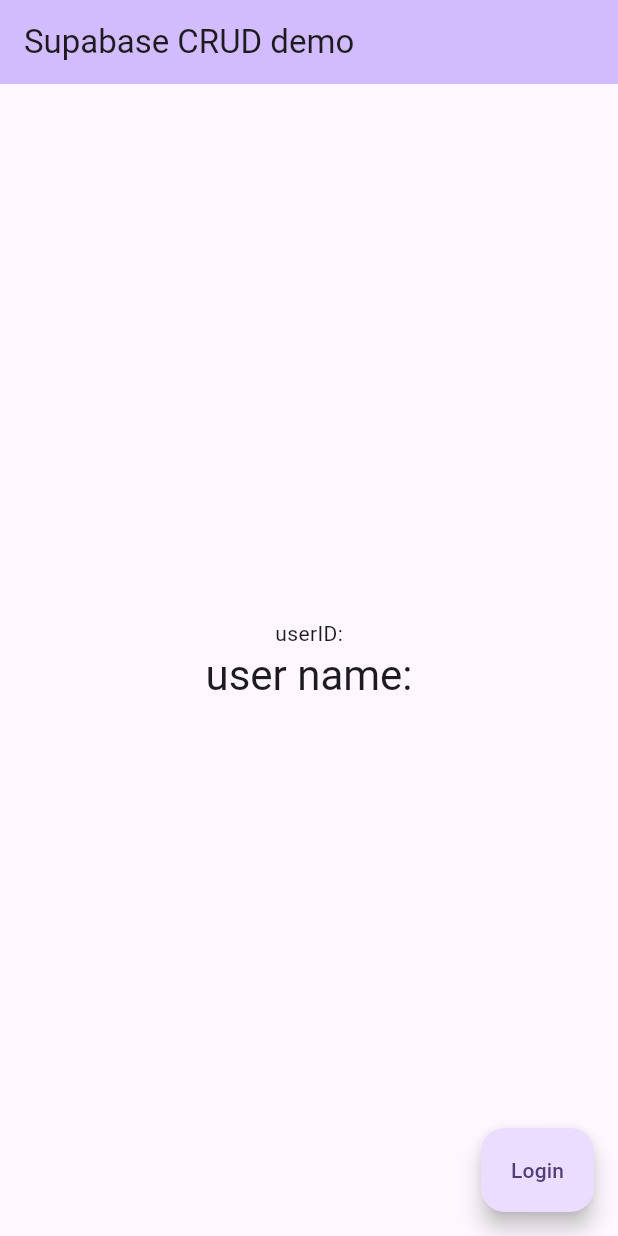
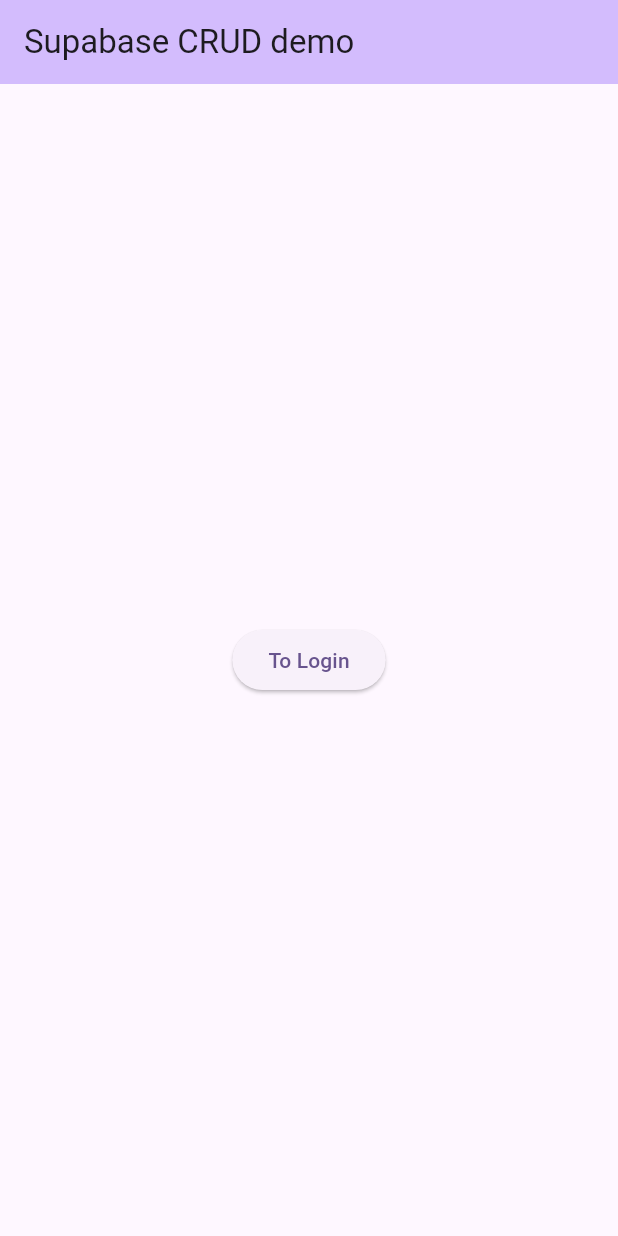
Before and after one commit to heyhey1028/flutter_supabase_crud, a Flutter app: the screen it shows after launch, on a phone screen of 412 x 824 dp. Run offline on Flutter 3.47's test engine with Material 2 defaults, Android fonts, the phone set to English and light mode, and no system bars; our stand-ins replace supabase_flutter; accounts and stored records are empty.

Commit message:
feat: update myHomePage

```diff
--- a/lib/pages/my_home_page.dart
+++ b/lib/pages/my_home_page.dart
@@ -1,8 +1,11 @@
 import 'dart:async';
 
 import 'package:flutter/material.dart';
+import 'package:flutter_supabase_crud/widgets/create_todo_modal.dart';
+import 'package:flutter_supabase_crud/widgets/todo_list.dart';
 import 'package:supabase_flutter/supabase_flutter.dart';
 
+import '../models/todo.dart';
 import '../utils/utils.dart';
 import 'login_page.dart';
 
@@ -21,6 +24,7 @@
   bool isLoggedIn = false;
   bool isLoading = false;
   late StreamSubscription<AuthState> _authStateChangesSubscription;
+  late Stream<List<Todo>> todoStream;
 
   // Create a function that returns a StreamSubscription of AuthState
   StreamSubscription<AuthState> getAuthStateSubscription() {
@@ -33,6 +37,7 @@
           isLoggedIn = true;
           userID = userData.id;
           userName = userData.userMetadata!['username'];
+          todoStream = getTodoStream(userID);
         });
         // If the user is signed out, reset the state
       } else if (state.event == AuthChangeEvent.signedOut) {
@@ -43,6 +48,26 @@
         });
       }
     });
+  }
+
+  Stream<List<Todo>> getTodoStream(String userID) {
+    return Supabase.instance.client
+        .from('todos')
+        .stream(primaryKey: ['id'])
+        .eq('user_id', userID)
+        .order(
+          'updated_at',
+        )
+        .map(
+          (events) {
+            try {
+              return events.map(Todo.fromJson).where((todo) => todo.isCompleted != true).toList();
+            } catch (e) {
+              print('something went wrong:$e');
+            }
+            return [];
+          },
+        );
   }
 
   @override
@@ -62,40 +87,42 @@
     return Scaffold(
       appBar: AppBar(
         backgroundColor: Theme.of(context).colorScheme.inversePrimary,
-        title: Text(widget.title),
+        title: isLoggedIn ? Text('Hi, $userName') : Text(widget.title),
+        actions: [
+          if (isLoggedIn)
+            IconButton(
+              onPressed: () => _logout(),
+              icon: const Icon(Icons.logout),
+            ),
+        ],
       ),
       body: Center(
         child: isLoading
             ? const CircularProgressIndicator()
-            : Column(
-                mainAxisAlignment: MainAxisAlignment.center,
-                children: <Widget>[
-                  Text(
-                    'userID:$userID',
+            : isLoggedIn
+                ? TodoList(todoStream: todoStream)
+                :
+                // login button with ElevatedButton
+                ElevatedButton(
+                    onPressed: () {
+                      Navigator.push(
+                        context,
+                        MaterialPageRoute(
+                          builder: (context) => const LoginPage(),
+                        ),
+                      );
+                    },
+                    child: const Text('To Login'),
                   ),
-                  Text(
-                    'user name:$userName',
-                    style: Theme.of(context).textTheme.headlineMedium,
-                  ),
-                ],
-              ),
       ),
+      // floatingactionbutton with plus mark
       floatingActionButton: isLoggedIn
-          ? FloatingActionButton.extended(
-              onPressed: () => _logout(),
-              label: const Text('Logout'),
+          ? FloatingActionButton(
+              onPressed: () => showCreateTodoModal(context),
+              tooltip: 'Add',
+              child: const Icon(Icons.add),
             )
-          : FloatingActionButton.extended(
-              onPressed: () {
-                Navigator.push(
-                  context,
-                  MaterialPageRoute(
-                    builder: (context) => const LoginPage(),
-                  ),
-                );
-              },
-              label: const Text('Login'),
-            ),
+          : null,
     );
   }
 
```
